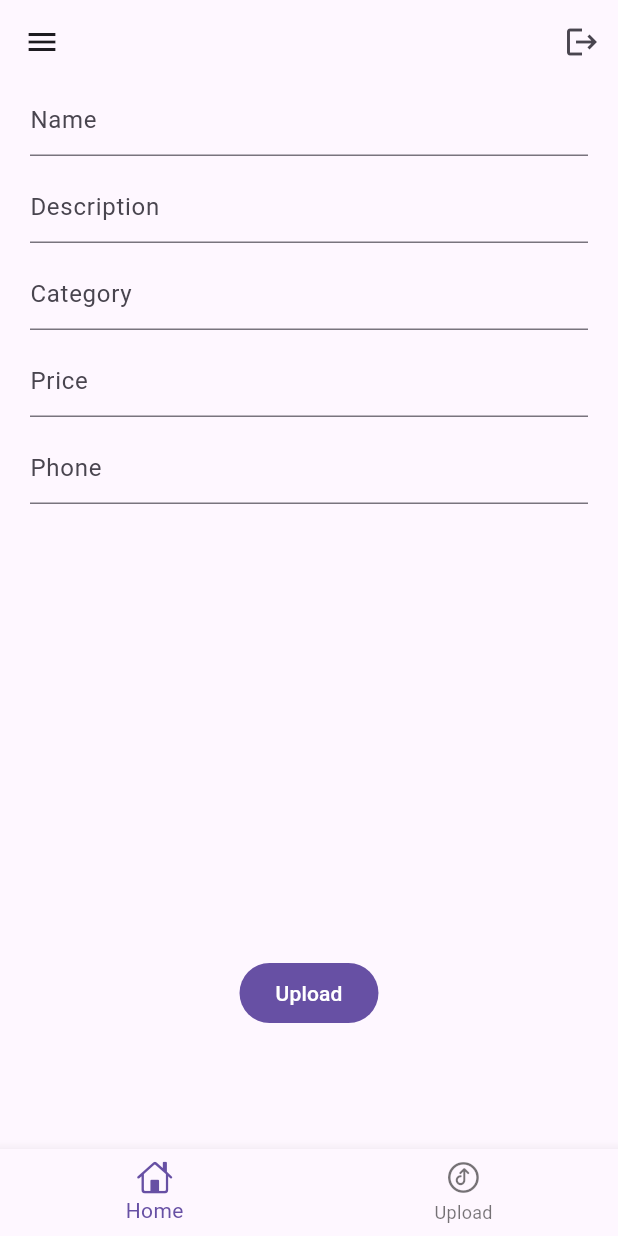
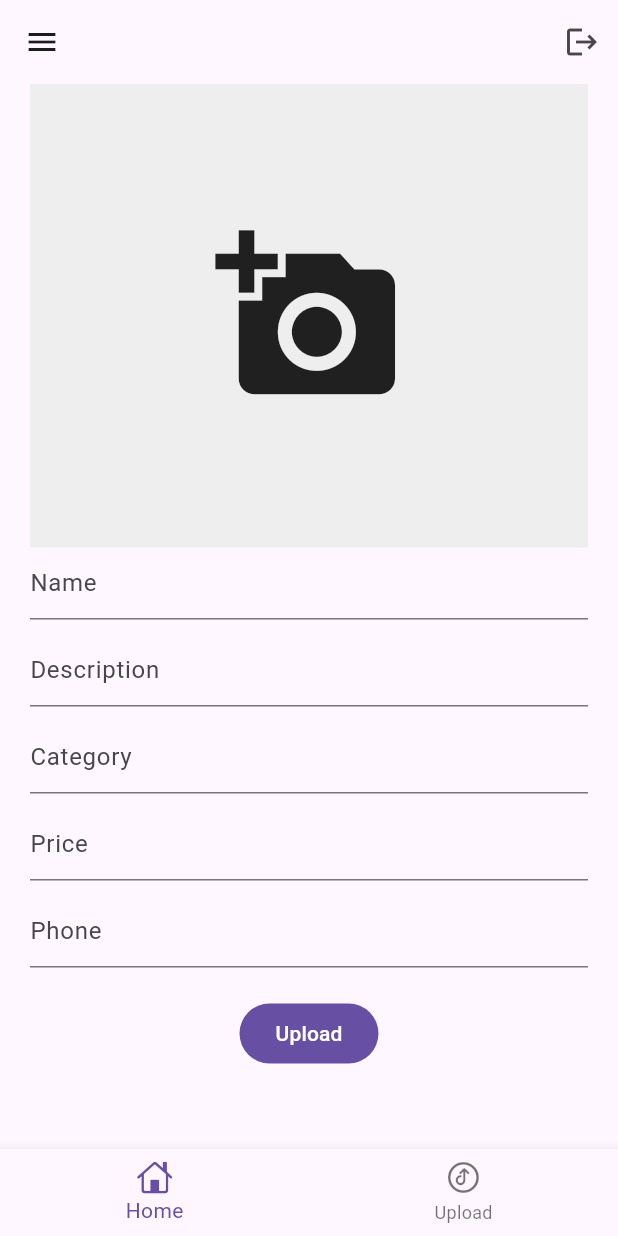
Before and after one commit to Nasibali144/announcement, a Flutter app: the screen it shows once a user with an empty profile is signed in, swiped to page 2, on a phone screen of 412 x 824 dp. Run offline on Flutter 3.47's test engine with Material 2 defaults, Android fonts, the phone set to English and light mode, and no system bars; our stand-ins replace firebase_auth, firebase_core, firebase_database, flutter_bloc, freezed_annotation, get_it and 1 more; accounts and stored records are empty; generated files the repository leaves out were written again.

Commit message:
4 - commit: bug fix

```diff
--- a/lib/presentation/blocs/announcement/announcement_bloc.dart
+++ b/lib/presentation/blocs/announcement/announcement_bloc.dart
@@ -1,3 +1,5 @@
+import 'dart:io';
+
 import 'package:announcement/domain/auth_repository/announcement_repository.dart';
 import 'package:announcement/domain/models/announcement_model.dart';
 import 'package:announcement/domain/models/category_model.dart';
@@ -18,6 +20,8 @@ class AnnouncementBloc extends Bloc<AnnouncementEvent, AnnouncementState> {
     on<UploadEvent>(upload);
     on<GetAllDataEvent>(getAllData);
     on<DeleteDataEvent>(deleteData);
+    on<GetImagesEvent>(getImages);
+    on<ClearImagesEvent>(clearImages);
   }
 
   void upload(UploadEvent event, Emitter emit) async {
@@ -56,4 +60,12 @@ class AnnouncementBloc extends Bloc<AnnouncementEvent, AnnouncementState> {
       emit(const AnnouncementFailure(message: "Some thing error, try again later!!!"));
     }
   }
+
+  void getImages(GetImagesEvent event, Emitter emit) async {
+    emit(AnnouncementGetImagesSuccess(images: event.images));
+  }
+
+  void clearImages(ClearImagesEvent event, Emitter emit) async {
+    emit(const AnnouncementClearImagesSuccess());
+  }
 }
--- a/lib/presentation/blocs/announcement/announcement_event.dart
+++ b/lib/presentation/blocs/announcement/announcement_event.dart
@@ -12,4 +12,6 @@ class AnnouncementEvent with _$AnnouncementEvent {
 
   const factory AnnouncementEvent.getAllData() = GetAllDataEvent;
   const factory AnnouncementEvent.deleteData(String key) = DeleteDataEvent;
+  const factory AnnouncementEvent.getImages(List<File> images) = GetImagesEvent;
+  const factory AnnouncementEvent.clearImages() = ClearImagesEvent;
 }
--- a/lib/presentation/blocs/announcement/announcement_state.dart
+++ b/lib/presentation/blocs/announcement/announcement_state.dart
@@ -9,4 +9,6 @@ class AnnouncementState with _$AnnouncementState {
   const factory AnnouncementState.uploadSuccess() = AnnouncementUploadSuccess;
   const factory AnnouncementState.getAllDataSuccess({required List<Announcement> items}) = AnnouncementGetAllDataSuccess;
   const factory AnnouncementState.deleteDataSuccess() = AnnouncementDeleteDataSuccess;
+  const factory AnnouncementState.getImagesSuccess({required List<File> images}) = AnnouncementGetImagesSuccess;
+  const factory AnnouncementState.clearImagesSuccess() = AnnouncementClearImagesSuccess;
 }
--- a/lib/presentation/screens/upload_screen.dart
+++ b/lib/presentation/screens/upload_screen.dart
@@ -1,11 +1,15 @@
+import 'dart:math';
+
 import 'package:announcement/core/utils.dart';
 import 'package:announcement/domain/models/category_model.dart';
 import 'package:announcement/presentation/blocs/announcement/announcement_bloc.dart';
 import 'package:flutter/material.dart';
 import 'package:flutter_bloc/flutter_bloc.dart';
+import 'package:flutter_staggered_grid_view/flutter_staggered_grid_view.dart';
 
 class UploadScreen extends StatelessWidget {
   final PageController screenController;
+
   UploadScreen({Key? key, required this.screenController}) : super(key: key);
 
   final TextEditingController nameController = TextEditingController();
@@ -14,17 +18,20 @@ class UploadScreen extends StatelessWidget {
   final TextEditingController priceController = TextEditingController();
   final TextEditingController phoneController = TextEditingController();
 
-
   @override
   Widget build(BuildContext context) {
     return BlocListener<AnnouncementBloc, AnnouncementState>(
       bloc: context.read<AnnouncementBloc>(),
       listener: (context, state) {
-        if(state is AnnouncementLoading) {
+        if (state is AnnouncementLoading) {
           print("Loading...");
         }
 
-        if(state is AnnouncementUploadSuccess) {
+        if (state is AnnouncementGetImagesSuccess) {
+          Navigator.of(context).pop();
+        }
+
+        if (state is AnnouncementUploadSuccess) {
           /// show message for user
           Util.msg(context, "Successfully uploaded!");
 
@@ -42,15 +49,80 @@ class UploadScreen extends StatelessWidget {
           context.read<AnnouncementBloc>().add(const GetAllDataEvent());
         }
 
-        if(state is AnnouncementFailure) {
+        if (state is AnnouncementFailure) {
           Util.msg(context, state.message);
         }
       },
       child: Scaffold(
         body: Padding(
           padding: const EdgeInsets.symmetric(horizontal: 20),
+          child: SingleChildScrollView(
             child: Column(
               children: [
+                BlocBuilder<AnnouncementBloc, AnnouncementState>(
+                  bloc: context.read<AnnouncementBloc>(),
+                  builder: (context, state) {
+                    if (state is AnnouncementGetImagesSuccess) {
+                      final images = state.images;
+
+                      return SizedBox(
+                        width: MediaQuery.sizeOf(context).width,
+                        child: Stack(
+                          children: [
+                            GridView.count(
+                              shrinkWrap: true,
+                              crossAxisCount: sqrt(images.length).ceil(),
+                              children: List.generate(images.length, (index) {
+                                return Expanded(child: Image.file(images[index], fit: BoxFit.cover));
+                              }),
+                            ),
+
+                            Align(
+                              alignment: const Alignment(0.9, -0.9),
+                              child: IconButton.filled(
+                                constraints: const BoxConstraints(
+                                  maxWidth: 30,
+                                  maxHeight: 30,
+                                  minWidth: 30,
+                                  minHeight: 30,
+                                ),
+                                style: IconButton.styleFrom(backgroundColor: Colors.grey.shade400),
+                                padding: EdgeInsets.zero,
+                                icon: const Icon(Icons.close, size: 25, color: Colors.white,),
+                                onPressed: () {
+                                  context.read<AnnouncementBloc>().add(const ClearImagesEvent());
+                                },
+                              ),
+                            ),
+                          ],
+                        ),
+                      );
+                    }
+
+                    return Container(
+                      alignment: Alignment.center,
+                      width: MediaQuery.sizeOf(context).width,
+                      height: MediaQuery.sizeOf(context).width * .75,
+                      decoration: BoxDecoration(color: Colors.grey.shade200),
+                      child: GestureDetector(
+                        onTap: () => Util.getImage(
+                          context: context,
+                          onTap: () async {
+                            context.read<AnnouncementBloc>().add(
+                                  GetImagesEvent(
+                                    await Util.pickMultiImage(),
+                                  ),
+                                );
+                          },
+                        ),
+                        child: const Icon(
+                          Icons.add_a_photo,
+                          size: 125,
+                        ),
+                      ),
+                    );
+                  },
+                ),
                 TextField(
                     controller: nameController,
                     decoration: const InputDecoration(hintText: "Name")),
@@ -70,8 +142,7 @@ class UploadScreen extends StatelessWidget {
                 TextField(
                     controller: phoneController,
                     decoration: const InputDecoration(hintText: "Phone")),
-              const SizedBox(height: 10),
-              const Spacer(),
+                const SizedBox(height: 20),
                 FilledButton(
                   onPressed: () {
                     context.read<AnnouncementBloc>().add(UploadEvent(
@@ -80,13 +151,14 @@ class UploadScreen extends StatelessWidget {
                           phone: phoneController.text.trim(),
                           category: Category.fromString(
                               categoryController.text.trim()),
-                    price: double.tryParse(priceController.text.trim()) ?? 0.0,
+                          price: double.tryParse(priceController.text.trim()) ??
+                              0.0,
                         ));
                   },
                   child: const Text("Upload"),
                 ),
-              const SizedBox(height: 80),
               ],
+            ),
           ),
         ),
       ),
--- a/pubspec.yaml
+++ b/pubspec.yaml
@@ -28,6 +28,9 @@ dependencies:
   firebase_core: ^2.15.0
   firebase_auth: ^4.7.2
   firebase_database: ^10.2.4
+  image_picker: ^1.0.2
+  flutter_staggered_grid_view: ^0.7.0
+  firebase_storage: ^11.2.5
 
 
 dev_dependencies:
```
Also changed, not shown: lib/core/utils.dart (+26 -0 lines), pubspec.lock, 7 other files. Lines whose indentation alone changed are shown as unchanged.
